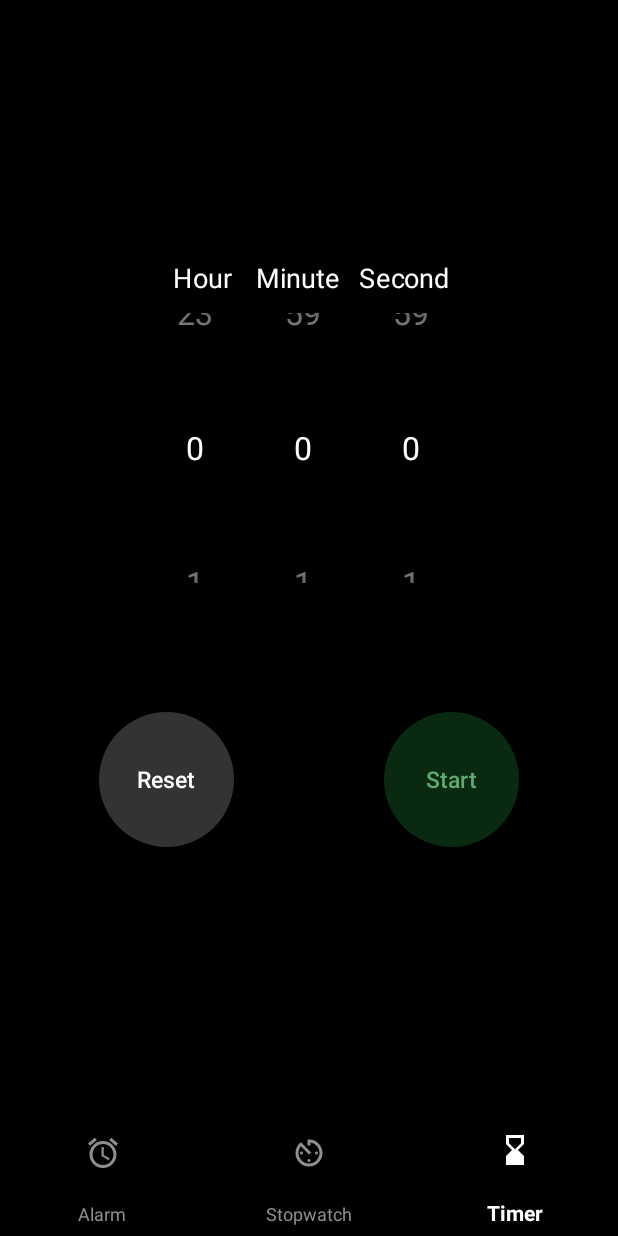
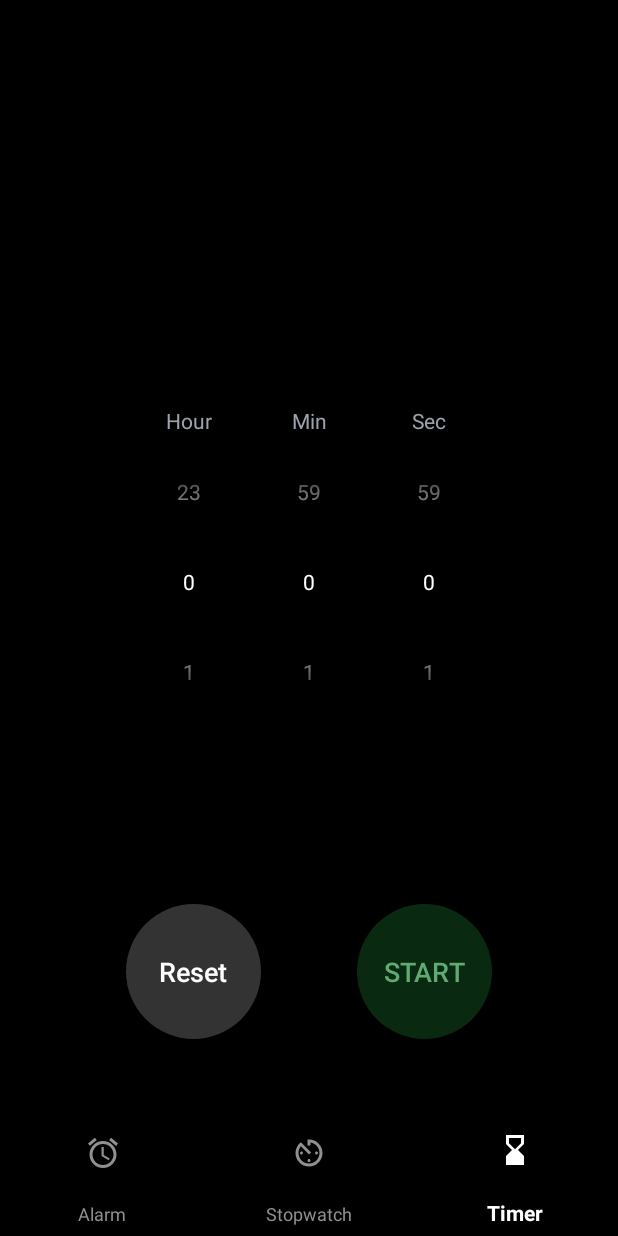
Before and after one commit to expert-tester/WakeMeUp, an Android app: the screen it shows after launch (MainActivity), item 3 of the bottom bar chosen, on a phone screen of 412 x 824 dp. Run offline under Robolectric (Android 15) with nearby library versions, the light colour scheme and no system bars.

Commit message:
fixed timer logic

```diff
--- a/app/src/main/res/layout/timer.xml
+++ b/app/src/main/res/layout/timer.xml
@@ -1,123 +1,119 @@
 <?xml version="1.0" encoding="utf-8"?>
-<LinearLayout xmlns:android="http://schemas.android.com/apk/res/android"
+<RelativeLayout xmlns:android="http://schemas.android.com/apk/res/android"
+    xmlns:tools="http://schemas.android.com/tools"
     android:layout_width="match_parent"
     android:layout_height="match_parent"
-    android:orientation="vertical"
-    android:padding="24dp"
     android:background="#000000"
-    android:backgroundTint="@color/black"
-    android:gravity="center">
+    android:padding="24dp">
 
     <LinearLayout
-        android:id="@+id/textContainer"
-        android:layout_width="match_parent"
+        android:id="@+id/pickerContainer"
+        android:layout_width="wrap_content"
         android:layout_height="wrap_content"
-        android:layout_marginBottom="16dp"
+        android:layout_centerInParent="true"
         android:gravity="center"
+        android:orientation="vertical"
+        android:visibility="visible">
+
+        <LinearLayout
+            android:layout_width="wrap_content"
+            android:layout_height="wrap_content"
+            android:layout_marginBottom="8dp"
             android:orientation="horizontal">
 
             <TextView
-            android:layout_width="wrap_content"
+                android:layout_width="80dp"
                 android:layout_height="wrap_content"
+                android:gravity="center"
                 android:text="Hour"
-            android:scaleX="1.5"
-            android:scaleY="1.5"
-            android:textColor="#FFFFFF"
-            android:textSize="12sp"
-            android:layout_marginEnd="32dp"/>
+                android:textColor="#9CA3AF"
+                android:textSize="14sp" />
 
             <TextView
-            android:layout_width="wrap_content"
+                android:layout_width="80dp"
                 android:layout_height="wrap_content"
-            android:text="Minute"
-            android:scaleX="1.5"
-            android:scaleY="1.5"
-            android:textColor="#FFFFFF"
-            android:textSize="12sp"
-            android:layout_marginEnd="32dp"/>
+                android:gravity="center"
+                android:text="Min"
+                android:textColor="#9CA3AF"
+                android:textSize="14sp" />
 
             <TextView
-            android:layout_width="wrap_content"
+                android:layout_width="80dp"
                 android:layout_height="wrap_content"
-            android:text="Second"
-            android:scaleX="1.5"
-            android:scaleY="1.5"
-            android:textColor="#FFFFFF"
-            android:textSize="12sp" />
+                android:gravity="center"
+                android:text="Sec"
+                android:textColor="#9CA3AF"
+                android:textSize="14sp" />
         </LinearLayout>
 
         <LinearLayout
-        android:id="@+id/pickerContainer"
-        android:layout_width="match_parent"
+            android:layout_width="wrap_content"
             android:layout_height="wrap_content"
-        android:layout_marginBottom="16dp"
-        android:gravity="center"
             android:orientation="horizontal">
 
             <NumberPicker
                 android:id="@+id/pickerHour"
-            android:layout_width="wrap_content"
+                android:layout_width="80dp"
                 android:layout_height="wrap_content"
-            android:scaleX="1.5"
-            android:scaleY="1.5"
-            android:layout_marginEnd="8dp"
                 android:theme="@style/Animation.AppCompat.Dialog.NumberPicker" />
 
             <NumberPicker
                 android:id="@+id/pickerMin"
-            android:layout_width="wrap_content"
+                android:layout_width="80dp"
                 android:layout_height="wrap_content"
-            android:scaleX="1.5"
-            android:scaleY="1.5"
-            android:layout_marginEnd="8dp"
                 android:theme="@style/Animation.AppCompat.Dialog.NumberPicker" />
 
             <NumberPicker
                 android:id="@+id/pickerSec"
-            android:layout_width="wrap_content"
+                android:layout_width="80dp"
                 android:layout_height="wrap_content"
-            android:scaleX="1.5"
-            android:scaleY="1.5"
-            android:layout_marginEnd="8dp"
                 android:theme="@style/Animation.AppCompat.Dialog.NumberPicker" />
+        </LinearLayout>
     </LinearLayout>
 
     <TextView
         android:id="@+id/timerText"
         android:layout_width="wrap_content"
         android:layout_height="wrap_content"
+        android:layout_centerInParent="true"
+        android:fontFamily="sans-serif-light"
         android:text="00:00:00"
         android:textColor="#FFFFFF"
-        android:textSize="40sp"
-        android:layout_marginBottom="16dp" />
+        android:textSize="56sp"
+        android:visibility="invisible"
+        tools:visibility="visible" />
 
-    <LinearLayout xmlns:android="http://schemas.android.com/apk/res/android"
+    <LinearLayout
+        android:layout_width="match_parent"
         android:layout_height="wrap_content"
-        android:layout_width="wrap_content"
+        android:layout_alignParentBottom="true"
+        android:layout_marginBottom="32dp"
+        android:gravity="center"
         android:orientation="horizontal">
 
         <androidx.appcompat.widget.AppCompatButton
             android:id="@+id/resetButton"
             android:layout_width="90dp"
             android:layout_height="90dp"
+            android:layout_marginEnd="32dp"
             android:background="@drawable/circle_button_gray"
-            android:backgroundTint="@null"
+            android:text="Reset"
             android:textAllCaps="false"
-            android:text="Reset"
             android:textColor="#FFFFFF"
-            android:textSize="15sp" />
+            android:textSize="18sp"
+            android:visibility="invisible"
+            tools:visibility="visible" />
 
         <androidx.appcompat.widget.AppCompatButton
             android:id="@+id/startButton"
             android:layout_width="90dp"
             android:layout_height="90dp"
-            android:layout_marginBottom="8dp"
+            android:layout_marginStart="32dp"
             android:background="@drawable/circle_button_green"
-            android:backgroundTint="@null"
+            android:text="Start"
             android:textAllCaps="false"
-            android:text="Start"
             android:textColor="#5fab72"
-            android:textSize="15sp"
-            android:layout_marginLeft="100dp"/>
+            android:textSize="18sp" />
     </LinearLayout>
-</LinearLayout>
+
+</RelativeLayout>
```
Also changed, not shown: app/src/main/java/com/example/wakemeup/timer/Timer.java (+127 -54 lines). Lines whose indentation alone changed are shown as unchanged.
